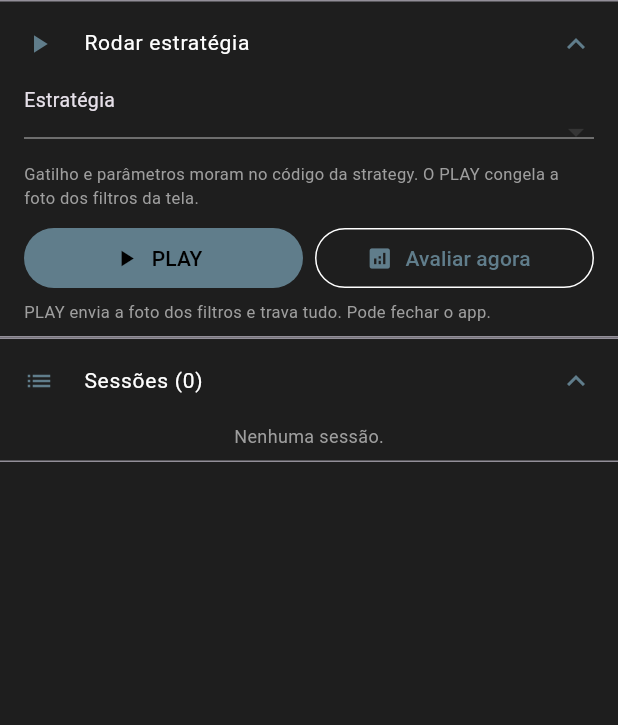
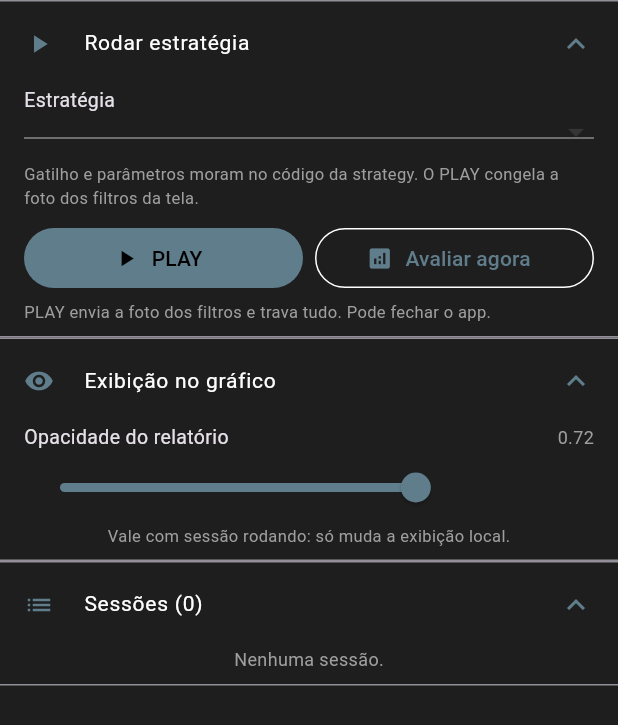
Before and after one commit to WebMat-SA/B3WM, a Flutter app: the StrategyDrawer widget shown alone on an empty page, opened directly, on a phone screen of 412 x 824 dp. Shown: the top 725 px of the screen. Run offline on Flutter 3.47's test engine with Material 3 defaults, Android fonts, the phone set to English and light mode, and no system bars; our stand-ins replace audioplayers, file_picker, shared_preferences; missing offline and left inert: flex_color_picker, signalr_core; accounts and stored records are empty; network calls fail.

Commit message:
feat: relatorio da sessao sobreposto ao grafico
- Overlay no canto superior esquerdo (translucido, sem borda,
  largura auto, altura maxima do grafico, com rolagem, fora do
  diario); visibilidade por sessao na aba (olho)
- Hora dos itens = momento da avaliacao (fechamento do candle)
- Opacidade configuravel na aba (0.01-1.0, fora do lock)
- Som e navegacao (simbolo/timeframe) nunca travam com sessao armada

```diff
--- a/B3WM.Flutter/lib/services/state_service.dart
+++ b/B3WM.Flutter/lib/services/state_service.dart
@@ -13,6 +13,7 @@ import '../models/symbol_config.dart'
     show DateRangeMode, SymbolConfig;
 import '../models/daily_analysis_config.dart';
 import 'api_service.dart';
+import 'strategy_service.dart';
 import 'signalr_service.dart';
 import 'preferences_service.dart';
 import 'audio_service.dart';
@@ -33,10 +34,13 @@ class StateService extends ChangeNotifier {
     required SignalRService signalRService,
     required PreferencesService preferencesService,
     required AudioService audioService,
+    StrategyService? strategyService,
   })  : _apiService = apiService,
         _signalRService = signalRService,
         _preferencesService = preferencesService,
-        _audioService = audioService {
+        _audioService = audioService,
+        _strategyService = strategyService ?? StrategyService(),
+        _ownsStrategyService = strategyService == null {
     _init();
   }
 
@@ -170,8 +174,11 @@ class StateService extends ChangeNotifier {
   bool get isConnected => _signalRService.isConnected;
 
   // Config setters
+  // Navegação (símbolo/timeframe) NUNCA trava: só troca o que é exibido e
+  // recarregado do servidor; os valores de filtro salvos seguem intactos e
+  // a sessão armada continua usando a foto do PLAY. É o que permite abrir o
+  // app com estratégia rodando e só olhar o gráfico (botão play superior).
   Future<void> setTimeFrame(int v) async {
-    if (_guardLocked('setTimeFrame')) return;
     // Migração #12: 1D saiu do seletor principal (só intraday).
     if (v == 1440) v = 2;
     _currentConfig.timeFrame = v;
@@ -580,8 +587,8 @@ class StateService extends ChangeNotifier {
 
   void setBubbleAmountFilter(bool v) { if (_guardLocked('setBubbleAmountFilter')) return; _currentConfig.bubbleAmountFilter = v; notifyListeners(); _saveConfigForSymbol(_symbol); }
   void setBubbleAgentsFilter(bool v) { if (_guardLocked('setBubbleAgentsFilter')) return; _currentConfig.bubbleAgentsFilter = v; notifyListeners(); _saveConfigForSymbol(_symbol); }
-  void setBubbleSoundEnabled(bool v) { if (_guardLocked('setBubbleSoundEnabled')) return; _currentConfig.bubbleSoundEnabled = v; notifyListeners(); _saveConfigForSymbol(_symbol); }
-  void setBubbleSoundVolume(double v) { if (_guardLocked('setBubbleSoundVolume')) return; _currentConfig.bubbleSoundVolume = v.clamp(0.0, 1.0); notifyListeners(); _saveConfigForSymbol(_symbol); }
+  void setBubbleSoundEnabled(bool v) { _currentConfig.bubbleSoundEnabled = v; notifyListeners(); _saveConfigForSymbol(_symbol); }
+  void setBubbleSoundVolume(double v) { _currentConfig.bubbleSoundVolume = v.clamp(0.0, 1.0); notifyListeners(); _saveConfigForSymbol(_symbol); }
 
   void setTradingHistoryVisible(bool v) { if (_guardLocked('setTradingHistoryVisible')) return; _currentConfig.tradingHistoryVisible = v; notifyListeners(); _saveConfigForSymbol(_symbol); }
   void setPositionVisible(bool v) { if (_guardLocked('setPositionVisible')) return; _currentConfig.positionVisible = v; notifyListeners(); _saveConfigForSymbol(_symbol); }
@@ -669,6 +676,9 @@ class StateService extends ChangeNotifier {
   /// Trava de filtros com estratégia armada (rodar estratégias): enquanto
   /// houver sessão no backend, os setters de config recusam mudanças
   /// (PLAY congela a foto; para alterar: PAUSE/STOP, edita, PLAY de novo).
+  /// Exceções de propósito (nunca travam): som (setBubbleSound*) e navegação
+  /// (setSymbol/setTimeFrame) — são alerta local e troca de exibição, não
+  /// alteram nenhum dado que a estratégia enxerga.
   bool _strategiesArmed = false;
   bool get strategiesArmed => _strategiesArmed;
   bool get configLocked => _strategiesArmed;
@@ -681,6 +691,65 @@ class StateService extends ChangeNotifier {
     if (!_strategiesArmed) return false;
     logD('[lock] $what bloqueado: pause a estratégia para alterar');
     return true;
+  }
+
+  // --- Sessões de estratégia (fonte única p/ aba + overlay do gráfico) ---
+  // Poll compartilhado de 10s (gatilho típico é 2min); liga sob demanda e
+  // fica ligado pelo tempo de vida do app. Aba e overlay consomem daqui.
+  final StrategyService _strategyService;
+  final bool _ownsStrategyService;
+  List<StrategySession> _strategySessions = [];
+  List<StrategySession> get strategySessions => _strategySessions;
+  Timer? _strategyPollTimer;
+
+  Future<void> refreshStrategySessions() async {
+    try {
+      final sessions = await _strategyService.state();
+      _strategySessions = sessions;
+      final armed = sessions.any((s) => !s.paused);
+      if (strategiesArmed != armed) setStrategiesArmed(armed);
+      notifyListeners();
+    } catch (e) {
+      logD('[strategy] refresh sessions error: $e');
+    }
+  }
+
+  void ensureStrategyPolling() {
+    if (_strategyPollTimer != null) return;
+    _strategyPollTimer =
+        Timer.periodic(const Duration(seconds: 10), (_) => refreshStrategySessions());
+    refreshStrategySessions();
+  }
+
+  void _stopStrategyPolling() {
+    _strategyPollTimer?.cancel();
+    _strategyPollTimer = null;
+  }
+
+  // Opacidade do relatório sobre o gráfico (display local; sem guard de
+  // propósito, como o som: não altera nenhum dado que a estratégia enxerga,
+  // então pode ajustar com sessão rodando).
+  double _strategyOverlayOpacity = 0.72;
+  double get strategyOverlayOpacity => _strategyOverlayOpacity;
+  void setStrategyOverlayOpacity(double v) {
+    _strategyOverlayOpacity = v.clamp(0.01, 1.0);
+    notifyListeners();
+    _preferencesService.setDouble(
+        'strategy_overlay_opacity', _strategyOverlayOpacity);
+  }
+
+  // Visibilidade do overlay por sessão (só display local; default visível).
+  // Controlada na aba Estratégia (ícone de olho); não vai ao backend.
+  final Set<String> _hiddenStrategySessions = {};
+  bool isStrategySessionVisible(String sessionId) =>
+      !_hiddenStrategySessions.contains(sessionId);
+  void setStrategySessionVisible(String sessionId, bool visible) {
+    if (visible) {
+      _hiddenStrategySessions.remove(sessionId);
+    } else {
+      _hiddenStrategySessions.add(sessionId);
+    }
+    notifyListeners();
   }
 
   /// Range de datas carregado (para modo multi-day)
@@ -1506,6 +1575,8 @@ class StateService extends ChangeNotifier {
   static const int maxBubbles = 2000;
 
   void _init() {
+    _strategyOverlayOpacity =
+        _preferencesService.getDouble('strategy_overlay_opacity') ?? 0.72;
     _signalRService.onCloseBar = _handleCloseBar;
     _signalRService.onNewBubble = _handleNewBubble;
     _signalRService.onVolumeUpdate = _handleVolumeUpdate;
@@ -1518,7 +1589,8 @@ class StateService extends ChangeNotifier {
   }
 
   Future<void> setSymbol(String value) async {
-    if (_guardLocked('setSymbol')) return;
+    // Sem guard de propósito (ver comentário em setTimeFrame): trocar de
+    // símbolo é navegação e recarrega a tela; não altera filtros salvos.
     _saveConfigForSymbol(_symbol);
     _stopDailyLiveRefresh();
     _symbol = value.toUpperCase();
@@ -2493,8 +2565,10 @@ class StateService extends ChangeNotifier {
     _processTimer?.cancel();
     _watchdogTimer?.cancel();
     _stopDailyLiveRefresh();
+    _stopStrategyPolling();
     _signalRService.dispose();
     _audioService.dispose();
+    if (_ownsStrategyService) _strategyService.dispose();
   }
 
   @override
--- a/B3WM.Flutter/lib/ui/widgets/daily/daily_panel.dart
+++ b/B3WM.Flutter/lib/ui/widgets/daily/daily_panel.dart
@@ -123,6 +123,7 @@ class _DailyPanelState extends State<DailyPanel> {
                               key: ValueKey(
                                   'daily_${state.symbol}'),
                               data: buildDailyChartData(state),
+                              showStrategyOverlay: false,
                             ),
                 ),
               ],
--- a/B3WM.Flutter/lib/ui/widgets/strategy_drawer.dart
+++ b/B3WM.Flutter/lib/ui/widgets/strategy_drawer.dart
@@ -4,6 +4,7 @@ import 'package:provider/provider.dart';
 import '../../services/state_service.dart';
 import '../../services/strategy_service.dart';
 import 'drawer_controls.dart';
+import 'strategy_report_list.dart';
 import '../../app_log.dart';
 
 /// Aba Estratégia: escolhe dentre todas as IStrategy do backend, configura o
@@ -26,10 +27,8 @@ class _StrategyDrawerState extends State<StrategyDrawer>
 
   List<StrategyInfo> _strategies = [];
   String? _selected;
-  List<StrategySession> _sessions = [];
   bool _busy = false;
   String? _evalResult;
-  Timer? _poll;
 
   late final StrategyService _svc = StrategyService();
 
@@ -37,14 +36,10 @@ class _StrategyDrawerState extends State<StrategyDrawer>
   void initState() {
     super.initState();
     WidgetsBinding.instance.addPostFrameCallback((_) => _refreshAll());
-    _poll = Timer.periodic(const Duration(seconds: 5), (_) {
-      if (mounted) _refreshSessions(silent: true);
-    });
   }
 
   @override
   void dispose() {
-    _poll?.cancel();
     _svc.dispose();
     super.dispose();
   }
@@ -56,27 +51,7 @@ class _StrategyDrawerState extends State<StrategyDrawer>
       _strategies = list;
       _selected ??= list.isNotEmpty ? list.first.name : null;
     });
-    await _refreshSessions(silent: true);
-    _syncLock();
-  }
-
-  Future<void> _refreshSessions({bool silent = false}) async {
-    final sessions = await _svc.state();
-    if (!mounted) return;
-    setState(() => _sessions = sessions
-        .where((s) =>
-            s.symbol == context.read<StateService>().symbol ||
-            context.read<StateService>().symbol.isEmpty)
-        .toList());
-    _syncLock();
-  }
-
-  void _syncLock() {
-    final state = context.read<StateService>();
-    final armed = _sessions.any((s) => !s.paused);
-    if (state.strategiesArmed != armed) {
-      state.setStrategiesArmed(armed);
-    }
+    if (mounted) context.read<StateService>().refreshStrategySessions();
   }
 
   Future<void> _play() async {
@@ -101,6 +76,11 @@ class _StrategyDrawerState extends State<StrategyDrawer>
     } finally {
       if (mounted) setState(() => _busy = false);
     }
+  }
+
+  Future<void> _refreshSessions() async {
+    if (!mounted) return;
+    await context.read<StateService>().refreshStrategySessions();
   }
 
   Future<void> _pause(String id, bool paused) async {
@@ -198,11 +178,28 @@ class _StrategyDrawerState extends State<StrategyDrawer>
                   style: TextStyle(fontSize: 11, color: Colors.grey),
                 ),
                 const SizedBox(height: 8),
+                if (state.configLocked)
+                  Container(
+                    width: double.infinity,
+                    padding: const EdgeInsets.all(12),
+                    decoration: BoxDecoration(
+                      color: Colors.green.withValues(alpha: 0.10),
+                      borderRadius: BorderRadius.circular(4),
+                      border: Border.all(
+                          color: Colors.green.withValues(alpha: 0.35)),
+                    ),
+                    child: Text(
+                      '▶ ${_runningDesc(state)} — acompanhando abaixo e no gráfico, sem precisar fazer nada.\nPara armar outra sessão, pare a atual.',
+                      style:
+                          const TextStyle(fontSize: 12, color: Colors.green),
+                    ),
+                  ),
+                if (!state.configLocked)
                   Row(
                     children: [
                       Expanded(
                         child: FilledButton.icon(
-                        onPressed: (_busy || state.configLocked) ? null : _play,
+                          onPressed: _busy ? null : _play,
                           icon: const Icon(Icons.play_arrow, size: 18),
                           label: const Text('PLAY'),
                         ),
@@ -216,6 +213,18 @@ class _StrategyDrawerState extends State<StrategyDrawer>
                         ),
                       ),
                     ],
+                  ),
+                if (state.configLocked)
+                  Padding(
+                    padding: const EdgeInsets.only(top: 8),
+                    child: SizedBox(
+                      width: double.infinity,
+                      child: OutlinedButton.icon(
+                        onPressed: _busy ? null : _evaluateNow,
+                        icon: const Icon(Icons.analytics, size: 18),
+                        label: const Text('Avaliar agora'),
+                      ),
+                    ),
                   ),
                 if (_evalResult != null)
                   Padding(
@@ -235,14 +244,32 @@ class _StrategyDrawerState extends State<StrategyDrawer>
             ),
           ),
           ExpandableSection(
+            icon: Icons.visibility,
+            title: 'Exibição no gráfico',
+            defaultExpanded: true,
+            child: Column(
+              children: [
+                SliderRow(
+                    'Opacidade do relatório',
+                    state.strategyOverlayOpacity,
+                    0.01,
+                    1.0, (v) => state.setStrategyOverlayOpacity(v)),
+                const Text(
+                  'Vale com sessão rodando: só muda a exibição local.',
+                  style: TextStyle(fontSize: 11, color: Colors.grey),
+                ),
+              ],
+            ),
+          ),
+          ExpandableSection(
             icon: Icons.list,
-            title: 'Sessões (${_sessions.length})',
+            title: 'Sessões (${_visibleSessions(state).length})',
             defaultExpanded: true,
-            child: _sessions.isEmpty
+            child: _visibleSessions(state).isEmpty
                 ? const Text('Nenhuma sessão.',
                     style: TextStyle(fontSize: 12, color: Colors.grey))
                 : Column(
-                    children: _sessions
+                    children: _visibleSessions(state)
                         .map((s) => Card(
                               color: const Color(0xFF1e1e1e),
                               child: Column(
@@ -262,6 +289,26 @@ class _StrategyDrawerState extends State<StrategyDrawer>
                                     trailing: Row(
                                       mainAxisSize: MainAxisSize.min,
                                       children: [
+                                        IconButton(
+                                          icon: Icon(
+                                              state.isStrategySessionVisible(
+                                                      s.sessionId)
+                                                  ? Icons.visibility
+                                                  : Icons.visibility_off,
+                                              size: 20,
+                                              color: state
+                                                      .isStrategySessionVisible(
+                                                          s.sessionId)
+                                                  ? Colors.grey
+                                                  : Colors.grey.shade700),
+                                          tooltip:
+                                              'Mostrar/ocultar no gráfico',
+                                          onPressed: () => state
+                                              .setStrategySessionVisible(
+                                                  s.sessionId,
+                                                  !state.isStrategySessionVisible(
+                                                      s.sessionId)),
+                                        ),
                                         IconButton(
                                           icon: Icon(
                                               s.paused
@@ -307,20 +354,8 @@ class _StrategyDrawerState extends State<StrategyDrawer>
                                                   fontWeight:
                                                       FontWeight.bold)),
                                           const SizedBox(height: 4),
-                                          ...s.reportItems.map(
-                                              (d) => Padding(
-                                                    padding: const EdgeInsets
-                                                        .symmetric(vertical: 1),
-                                                    child: Text(
-                                                      _formatItem(d),
-                                                      style: TextStyle(
-                                                          fontSize: 11,
-                                                          fontFamily:
-                                                              'monospace',
-                                                          color: _itemColor(
-                                                              d)),
-                                                    ),
-                                                  )),
+                                          StrategyReportList(
+                                              items: s.reportItems),
                                         ],
                                       ),
                                     ),
@@ -337,26 +372,19 @@ class _StrategyDrawerState extends State<StrategyDrawer>
     });
   }
 
-  String _formatItem(StrategyDecisionItem d) {
-    if (d.kind == 'execucao') {
-      return '${d.time} ⚙ ${d.action}';
-    }
-    final conf =
-        d.confidence > 0 ? ' ${d.confidence.toStringAsFixed(2)}' : '';
-    return '${d.time} ${d.side}$conf → ${d.action}';
+  /// Sessões do símbolo atual (mesmo filtro de antes, agora do state central).
+  /// Descreve as sessões ativas p/ o aviso de "já rodando".
+  String _runningDesc(StateService state) {
+    final active = state.strategySessions.where((s) => !s.paused).toList();
+    if (active.isEmpty) return 'Nenhuma sessão ativa';
+    return active.map((s) => '${s.strategy} em ${s.symbol}').join(' • ');
   }
 
-  Color _itemColor(StrategyDecisionItem d) {
-    if (d.kind == 'execucao') return Colors.orange;
-    switch (d.side) {
-      case 'comprar':
-        return Colors.lightBlue;
-      case 'vender':
-        return Colors.redAccent;
-      default:
-        return Colors.grey;
-    }
-  }
+  List<StrategySession> _visibleSessions(StateService state) =>
+      state.strategySessions
+          .where((s) =>
+              s.symbol == state.symbol || state.symbol.isEmpty)
+          .toList();
 }
 
 extension<T> on Iterable<T> {
```
Also changed, not shown: B3WM.Flutter/lib/ui/widgets/chart/map_flow_chart.dart (+13 -2 lines), B3WM.Flutter/lib/ui/widgets/chart/strategy_report_overlay.dart (added, +144 -0 lines), B3WM.Flutter/lib/ui/widgets/strategy_report_list.dart (added, +50 -0 lines), 3 other files. Lines whose indentation alone changed are shown as unchanged.
